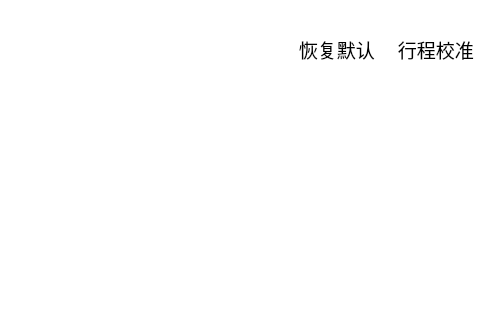
Qt form DialogMainwork.ui (wlffeng2008/AKKOStdio) before a commit; both pictures show x 686 to 1166 and y 0 to 320 of the 1280 by 900 pixel window.
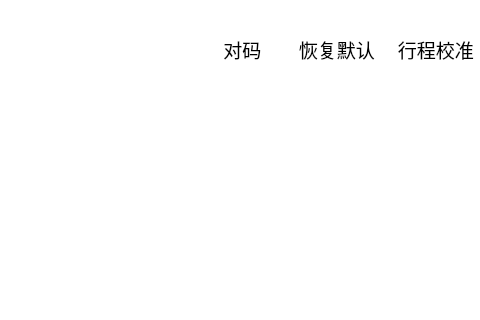
The same form after that commit. Icons and pictures are not drawn. Custom widgets are drawn as their Qt base class.

```diff
--- a/DialogMainwork.ui
+++ b/DialogMainwork.ui
@@ -94,6 +94,35 @@
        </property>
       </spacer>
      </item>
+     <item>
+      <widget class="QPushButton" name="pushButtonPaire">
+       <property name="font">
+        <font>
+         <family>MiSans</family>
+         <pointsize>14</pointsize>
+        </font>
+       </property>
+       <property name="focusPolicy">
+        <enum>Qt::FocusPolicy::NoFocus</enum>
+       </property>
+       <property name="text">
+        <string> 对码</string>
+       </property>
+       <property name="icon">
+        <iconset resource="res.qrc">
+         <normaloff>:/images/m/duima.svg</normaloff>:/images/m/duima.svg</iconset>
+       </property>
+       <property name="iconSize">
+        <size>
+         <width>18</width>
+         <height>18</height>
+        </size>
+       </property>
+       <property name="flat">
+        <bool>true</bool>
+       </property>
+      </widget>
+     </item>
      <item>
       <widget class="QPushButton" name="pushButtonReset">
        <property name="font">
```
